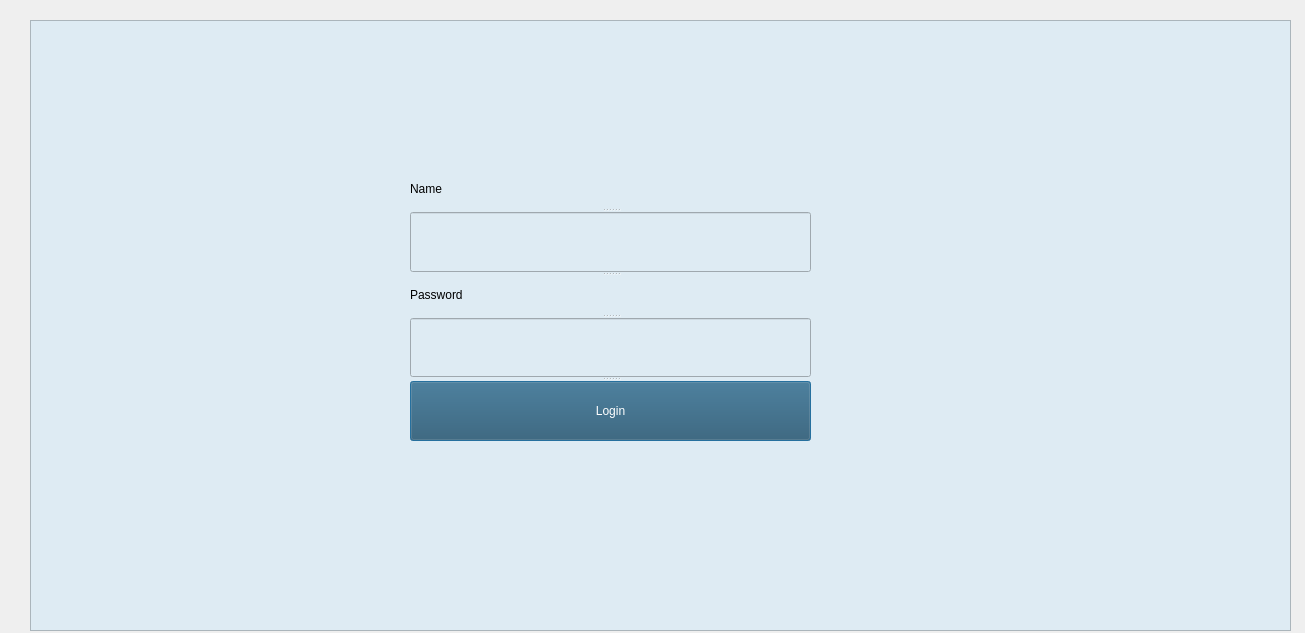
The window that theLIBRARY/login.ui (270122090/the_Library) describes before a commit, drawn with Qt 5.
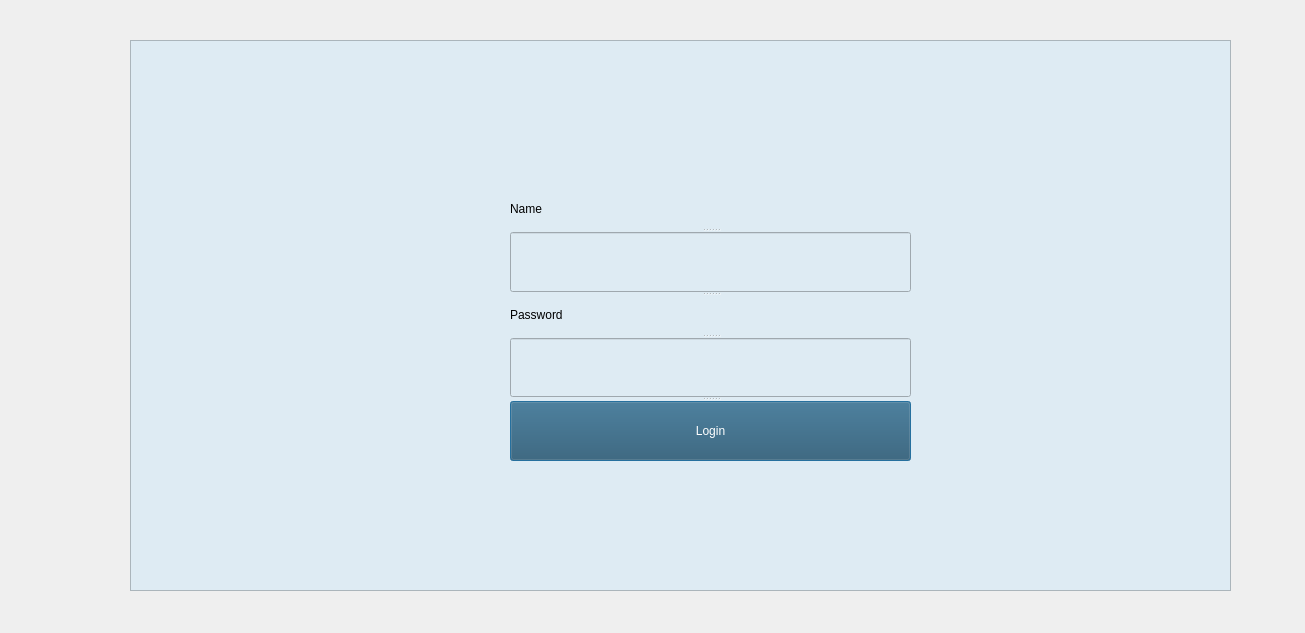
The same window after the commit.

Patch:
```diff
--- a/theLIBRARY/login.ui
+++ b/theLIBRARY/login.ui
@@ -16,10 +16,10 @@
   <widget class="QFrame" name="frame">
    <property name="geometry">
     <rect>
-     <x>30</x>
-     <y>20</y>
-     <width>1261</width>
-     <height>611</height>
+     <x>130</x>
+     <y>40</y>
+     <width>1101</width>
+     <height>551</height>
     </rect>
    </property>
    <property name="styleSheet">
```
